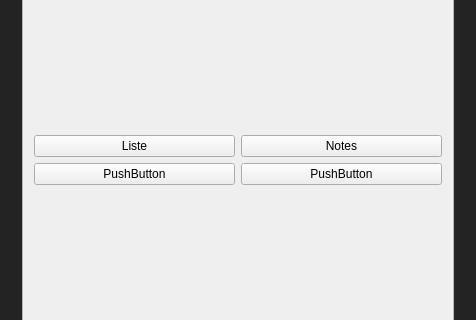
First picture: the form in Qt_main/Qt_main.ui, repository GMorelle-2412/GCP_C, before the edit; both pictures show x 0 to 476 and y 122 to 442 of the 476 by 592 pixel window.
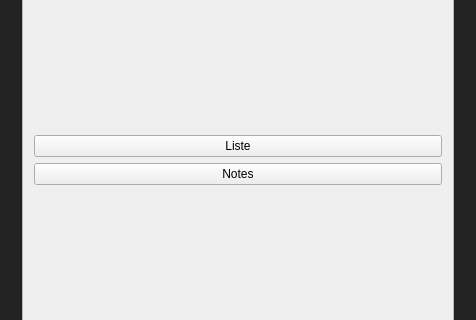
Second picture: the form after the edit. The open tabs and pages were chosen to show the change.

```diff
--- a/Qt_main/Qt_main.ui
+++ b/Qt_main/Qt_main.ui
@@ -640,7 +640,7 @@
               <item row="0" column="0">
                <layout class="QVBoxLayout" name="verticalLayout_16">
                 <item>
-                 <layout class="QHBoxLayout" name="horizontalLayout_3">
+                 <layout class="QVBoxLayout" name="verticalLayout_13">
                   <item>
                    <widget class="QPushButton" name="pushButton_19">
                     <property name="contextMenuPolicy">
@@ -660,27 +660,6 @@
                   </item>
                  </layout>
                 </item>
-                <item>
-                 <layout class="QHBoxLayout" name="horizontalLayout_6">
-                  <item>
-                   <widget class="QPushButton" name="pushButton_21">
-                    <property name="text">
-                     <string>PushButton</string>
-                    </property>
-                   </widget>
-                  </item>
-                  <item>
-                   <widget class="QPushButton" name="pushButton_20">
-                    <property name="layoutDirection">
-                     <enum>Qt::LayoutDirection::LeftToRight</enum>
-                    </property>
-                    <property name="text">
-                     <string>PushButton</string>
-                    </property>
-                   </widget>
-                  </item>
-                 </layout>
-                </item>
                </layout>
               </item>
              </layout>
```
Left out of the diff: 2 changed lines with no effect on the pictures.
